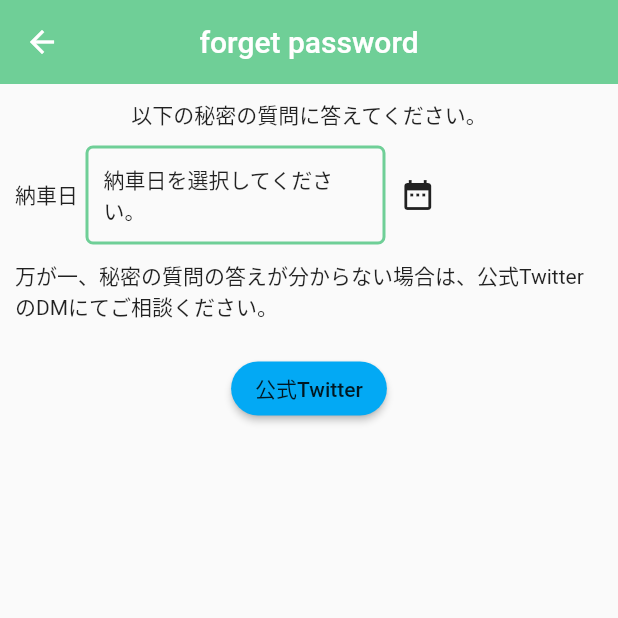
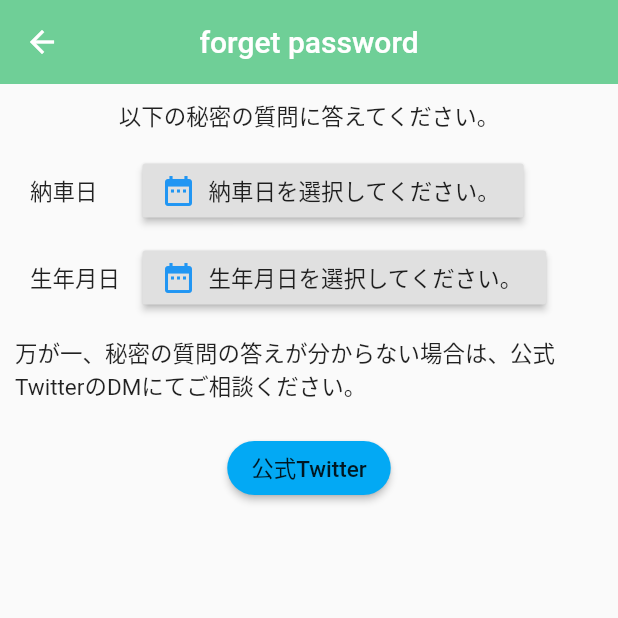
Before and after one commit to Nkoyama/CarOwnerConnect, a Flutter app: the screen it shows after launch, after a tap on "forget username or password?", on a phone screen of 412 x 824 dp, the top half of it. Run offline on Flutter 3.47's test engine with Material 2 defaults, Android fonts, the light colour scheme and no system bars.

Commit message:
forget password画面　秘密の質問：生年月日

```diff
--- a/car_owner_connect/lib/main.dart
+++ b/car_owner_connect/lib/main.dart
@@ -1,5 +1,6 @@
 import 'package:flutter/material.dart';
 import 'package:flutter/services.dart';
+import 'package:flutter_localizations/flutter_localizations.dart';
 import 'import/header.dart';
 import 'pages/createAccount.dart';
 import 'pages/mainFooter.dart';
@@ -22,6 +23,13 @@ class App extends StatelessWidget {
           color: Colors.white,
         ),
       ),
+      localizationsDelegates: [
+        GlobalMaterialLocalizations.delegate,
+        GlobalWidgetsLocalizations.delegate,
+      ],
+      supportedLocales: [
+        const Locale("ja"),
+      ],
     );
   }
 }
--- a/car_owner_connect/lib/pages/forgetPassword.dart
+++ b/car_owner_connect/lib/pages/forgetPassword.dart
@@ -1,4 +1,5 @@
 import 'dart:async';
+import 'package:intl/date_symbol_data_local.dart';
 import 'package:intl/intl.dart';
 import 'package:flutter/material.dart';
 import 'package:url_launcher/url_launcher.dart';
@@ -64,6 +65,7 @@ class SecretQuestion extends StatefulWidget {
 
 class SecretQuestionState extends State<SecretQuestion> {
   var deliveryDate = "納車日を選択してください。";
+  var birthDate = "生年月日を選択してください。";
 
   Future<void> _selectDeliveryDate(BuildContext context) async {
     final DateTime selected = await showDatePicker(
@@ -71,10 +73,30 @@ class SecretQuestionState extends State<SecretQuestion> {
       initialDate: new DateTime.now(),
       firstDate: DateTime(2015),
       lastDate: new DateTime.now(),
+      locale: const Locale("ja"),
     );
     if (selected != null) {
       setState(() {
-        deliveryDate = (DateFormat.yMMMd()).format(selected);
+        initializeDateFormatting("ja_JP");
+        var formatter = new DateFormat('yyyy/MM/dd', "ja_JP");
+        deliveryDate = formatter.format(selected);
+      });
+    }
+  }
+
+  Future<void> _selectBirthDate(BuildContext context) async {
+    final DateTime selected = await showDatePicker(
+      context: context,
+      initialDate: new DateTime.now(),
+      firstDate: DateTime(1930),
+      lastDate: new DateTime.now(),
+      locale: const Locale("ja"),
+    );
+    if (selected != null) {
+      setState(() {
+        initializeDateFormatting("ja_JP");
+        var formatter = new DateFormat('yyyy/MM/dd', "ja_JP");
+        birthDate = formatter.format(selected);
       });
     }
   }
@@ -88,26 +110,46 @@ class SecretQuestionState extends State<SecretQuestion> {
           Row(
             children: <Widget> [
               Container(
-                padding: EdgeInsets.only(left:10.0, right: 5.0, top: 10.0, bottom: 10.0),
+                padding: EdgeInsets.only(left:20.0, right: 10.0, top:10.0, bottom:10.0),
                 child: Text(
                   "納車日"
-                )
+                ),
+                width: 90.0,
               ),
               Container(
-                padding: EdgeInsets.only(left:10.0, right: 5.0, top: 10.0, bottom: 10.0),
-                decoration: BoxDecoration(
-                  border: Border.all(color: Color.fromARGB(255, 111, 207, 151), width: 2),
-                  borderRadius: BorderRadius.circular(5.0),
+                padding: EdgeInsets.all(5.0),
+                child: RaisedButton.icon(
+                  icon: Icon(
+                    Icons.date_range,
+                    color: Colors.blue,
+                  ),
+                  label: Text(deliveryDate),
+                  onPressed: () => _selectDeliveryDate(context),
                 ),
+              ),
+            ],
+          ),
+
+          // オーナーの生年月日
+          Row(
+            children: <Widget> [
+              Container(
+                padding: EdgeInsets.only(left:20.0, right: 10.0, top:10.0, bottom:10.0),
                 child: Text(
-                  deliveryDate
+                  "生年月日"
                 ),
-                width: 200.0,
+                width: 90.0,
               ),
-              IconButton(
-                padding: EdgeInsets.only(left:5.0, right: 10.0, top: 10.0, bottom: 10.0),
-                icon: Icon(Icons.date_range),
-                onPressed: () => _selectDeliveryDate(context),
+              Container(
+                padding: EdgeInsets.all(5.0),
+                child: RaisedButton.icon(
+                  icon: Icon(
+                    Icons.date_range,
+                    color: Colors.blue,
+                  ),
+                  label: Text(birthDate),
+                  onPressed: () => _selectBirthDate(context),
+                ),
               ),
             ],
           )
--- a/car_owner_connect/pubspec.yaml
+++ b/car_owner_connect/pubspec.yaml
@@ -22,6 +22,9 @@ environment:
 
 dependencies:
   flutter:
+    sdk: flutter
+
+  flutter_localizations:
     sdk: flutter
 
   url_launcher: ^5.7.2
```
Also changed, not shown: car_owner_connect/pubspec.lock.
